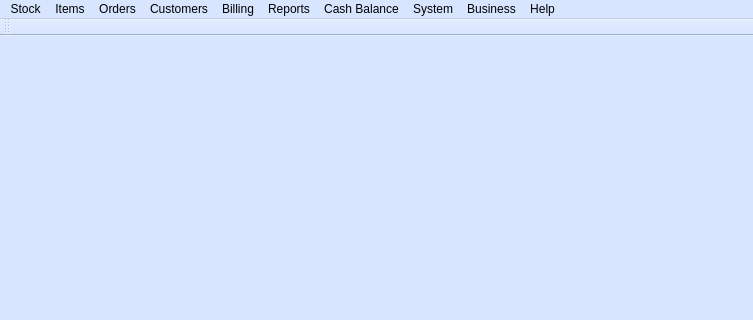
This is estorecpp/esmainwindow.ui in Watti/estorecpp as Qt 5 draws it before an edit; both pictures show x 0 to 753 and y 0 to 320 of the 753 by 540 pixel window. The edited form follows.
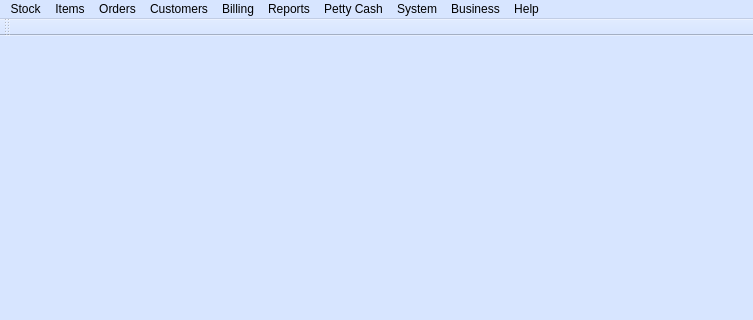
This is the edited form.

Commit message: petty cash summary files added

Diff of the .ui file:
```diff
--- a/estorecpp/esmainwindow.ui
+++ b/estorecpp/esmainwindow.ui
@@ -140,7 +140,7 @@
    </widget>
    <widget class="QMenu" name="menuCashBalance">
     <property name="title">
-     <string>Cash Balance</string>
+     <string>Petty Cash</string>
     </property>
     <addaction name="actionConfigure"/>
     <addaction name="actionShowStatus"/>
```
Left out of the diff: 6 changed lines with no effect on the pictures. The commit also changes 7 other files.
